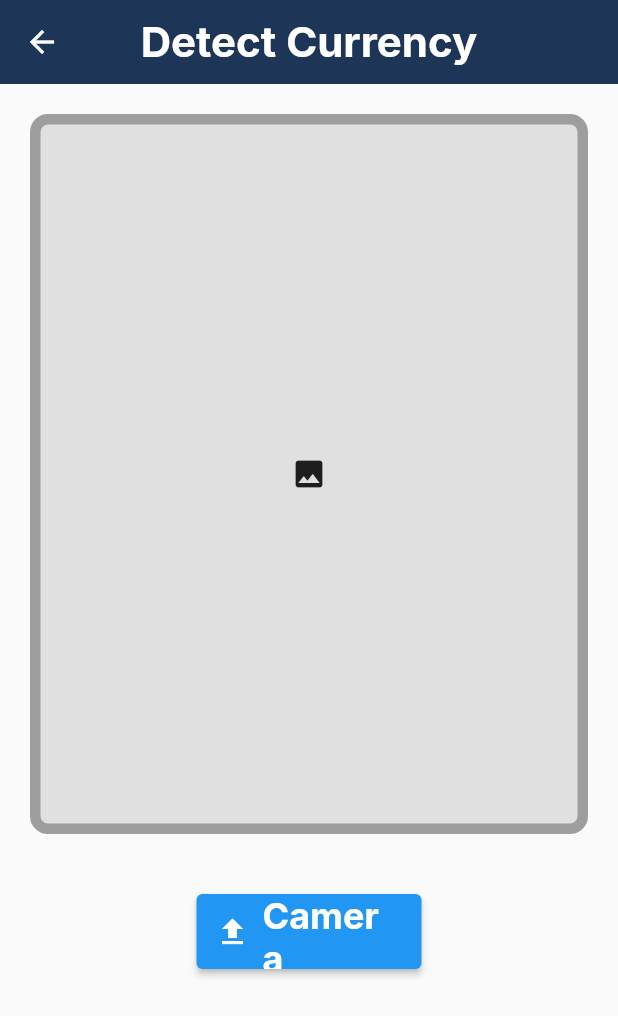
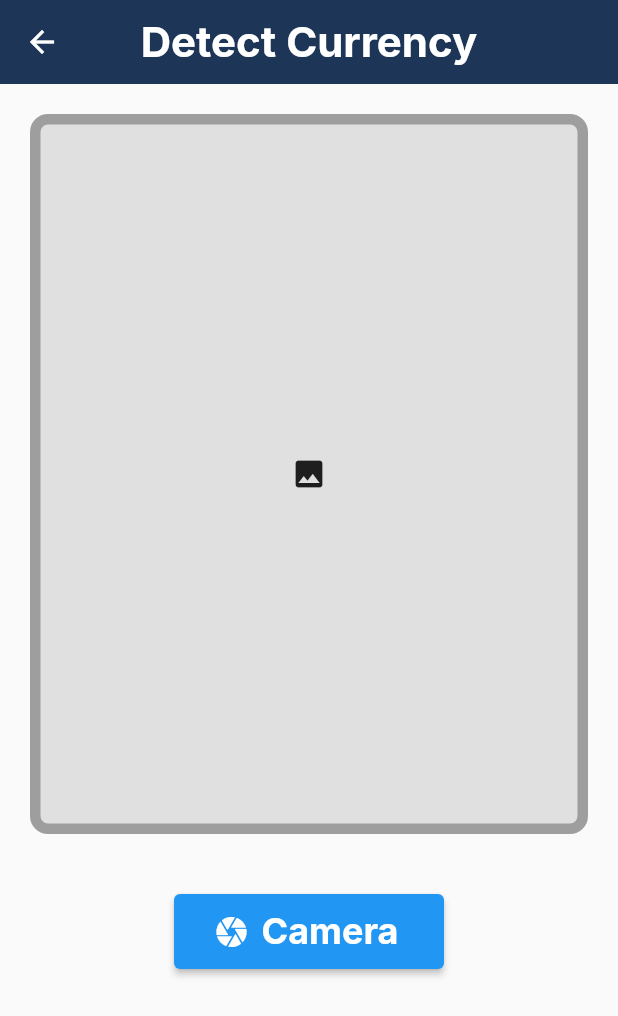
Before and after one commit to pushpe1174/SDGP, a Flutter app: the CameraDetectCurrency screen opened by its route, on a phone screen of 412 x 824 dp. Shown: the top 1016 px of the screen. Run offline on Flutter 3.47's test engine with Material 2 defaults, Android fonts, the phone set to English and light mode, and no system bars; our stand-ins replace animated_text_kit, cloud_firestore, firebase_auth, firebase_core, flutter_secure_storage, flutter_spinkit and 8 more; accounts and stored records are empty.

Commit message:
finish up the beta release

```diff
--- a/currency_mate_app/lib/Screens/upload_screen.dart
+++ b/currency_mate_app/lib/Screens/upload_screen.dart
@@ -111,13 +111,13 @@ class _CameraDetectCurrencyState extends State<CameraDetectCurrency> {
                 const Gap(40),
                 Center(
                   child: SizedBox(
-                    width: 150,
+                    width: 180,
                     height: 50,
                     child: ElevatedButton.icon(
                       onPressed: () async{
                         _requestPermission();
                       },
-                      icon: const Icon(Icons.upload),
+                      icon: const Icon(Icons.camera),
                       label: Text(
                         "Camera",
                         style: Style.numberStyle3,
--- a/currency_mate_app/lib/main.dart
+++ b/currency_mate_app/lib/main.dart
@@ -49,9 +49,8 @@ class MyAppState extends State<MyApp> {
       debugShowCheckedModeBanner: false,
       theme: ThemeData(
         primaryColor: primary,
-
       ),
-      initialRoute: '/current_page',
+      initialRoute: '/home',
       routes: {
         '/current_page':(context)=> currentPage,
         '/loading': (context) => const LoadingScreen(),
```
Also changed, not shown: Flask_Server/upload/scaled_03fd0ac0-2dec-4aba-bd2c-6ea944432d1b2888879120797481734.jpg (added), Flask_Server/upload/scaled_4ad78b54-658e-453b-848f-ec3dd997fbd1727059798579397356.jpg (added), Flask_Server/upload/scaled_7db75756-08ae-4466-8977-5e4fc4d987c06255546489239558210.jpg (added).
